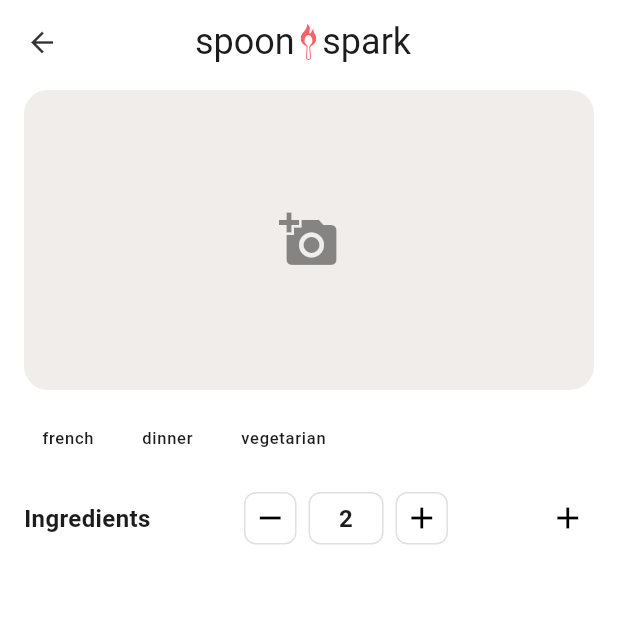
After one commit to clnuding/recipeapp, a Flutter app: the RecipeCreateScreen screen opened by its route, after a tap on the "add a photo" icon, on a phone screen of 412 x 824 dp, the top half of it. The commit adds this screen. Run offline on Flutter 3.47's test engine with Material 3 defaults, Android fonts, the phone set to English and light mode, and no system bars; our stand-ins replace flutter_dotenv, flutter_svg, google_fonts, google_sign_in, icons_plus, image_picker and 2 more; missing offline and left inert: excel, flutter_custom_tabs; accounts and stored records are empty.

Commit message:
Added new recipe creation screen

```diff
--- a/lib/main.dart
+++ b/lib/main.dart
@@ -1,5 +1,6 @@
 import 'package:flutter/material.dart';
 import 'package:recipeapp/screens/main_screen.dart';
+import 'package:recipeapp/screens/recipe_create_screen.dart' as create_recipe;
 import 'package:recipeapp/screens/add_recipe.dart' as add_recipe;
 import 'package:recipeapp/screens/add_ingredient.dart' as add_ingredient;
 import 'package:recipeapp/screens/review_recipe.dart' as review_recipe;
@@ -29,7 +30,7 @@ class MyApp extends StatelessWidget {
         '/signIn': (context) => const SignInScreen(),
         '/signUp': (context) => const SignUpScreen(),
         '/main': (context) => const MainScreen(),
-        '/create_recipe': (context) => const add_recipe.AddRecipePage(),
+        '/create_recipe': (context) => const create_recipe.RecipeCreateScreen(),
         '/addIngredient':
             (context) =>
                 add_ingredient.AddIngredientPage(recipeId: 'dummy_recipe_id'),
--- /dev/null
+++ b/lib/screens/recipe_create_screen.dart
@@ -0,0 +1,138 @@
+import 'dart:io';
+import 'dart:ui';
+
+import 'package:flutter/foundation.dart';
+import 'package:flutter/material.dart';
+import 'package:image_picker/image_picker.dart';
+import 'package:recipeapp/theme/theme.dart';
+import 'package:recipeapp/widgets/ingredients_grid.dart';
+import 'package:recipeapp/widgets/atomics/appbar.dart';
+import 'package:recipeapp/widgets/atomics/tag.dart';
+
+class RecipeCreateScreen extends StatefulWidget {
+  const RecipeCreateScreen({super.key});
+
+  @override
+  _RecipeCreateScreenState createState() => _RecipeCreateScreenState();
+}
+
+class _RecipeCreateScreenState extends State<RecipeCreateScreen> {
+  final List<String> tags = ['french', 'dinner', 'vegetarian'];
+  XFile? _pickedImage;
+
+  Future<void> _pickImage() async {
+    final ImagePicker picker = ImagePicker();
+    final XFile? image = await picker.pickImage(source: ImageSource.gallery);
+    if (image != null) {
+      setState(() {
+        _pickedImage = image;
+      });
+    }
+  }
+
+  @override
+  Widget build(BuildContext context) {
+    final theme = Theme.of(context);
+
+    return Scaffold(
+      appBar: const LogoAppbar(actions: []),
+      body: SafeArea(
+        child: SingleChildScrollView(
+          padding: const EdgeInsets.only(bottom: SpoonSparkTheme.spacingXXL),
+          child: Column(
+            crossAxisAlignment: CrossAxisAlignment.start,
+            children: [
+              // Image or placeholder
+              Padding(
+                padding: const EdgeInsets.symmetric(
+                  horizontal: SpoonSparkTheme.spacingL,
+                  vertical: SpoonSparkTheme.spacingXS,
+                ),
+                child: ClipRRect(
+                  borderRadius: BorderRadius.circular(SpoonSparkTheme.radiusXXL),
+                  child: AspectRatio(
+                    aspectRatio: 1.9,
+                    child: GestureDetector(
+                      onTap: _pickImage,
+                      child: Stack(
+                        children: [
+                          Container(
+                            width: double.infinity,
+                            height: double.infinity,
+                            decoration: BoxDecoration(
+                              color: theme.colorScheme.surfaceBright,
+                              image: (_pickedImage != null && !kIsWeb)
+                                  ? DecorationImage(
+                                      image: FileImage(File(_pickedImage!.path)),
+                                      fit: BoxFit.cover,
+                                    )
+                                  : null,
+                            ),
+                            child: _pickedImage == null
+                                ? Center(
+                                    child: Icon(
+                                      Icons.add_a_photo,
+                                      size: 40,
+                                      color: theme.colorScheme.onSurface.withOpacity(0.5),
+                                    ),
+                                  )
+                                : null,
+                          ),
+                        ],
+                      ),
+                    ),
+                  ),
+                ),
+              ),
+
+              const SizedBox(height: SpoonSparkTheme.spacingL),
+
+              // Tags
+              SizedBox(
+                height: SpoonSparkTheme.spacingXXL,
+                child: ListView.builder(
+                  padding: const EdgeInsets.symmetric(horizontal: SpoonSparkTheme.spacingL),
+                  scrollDirection: Axis.horizontal,
+                  itemCount: tags.length,
+                  itemBuilder: (context, index) {
+                    return ClipRRect(
+                      borderRadius: BorderRadius.circular(SpoonSparkTheme.radiusS),
+                      child: BackdropFilter(
+                        filter: ImageFilter.blur(sigmaX: 10, sigmaY: 10),
+                        child: Container(
+                          decoration: BoxDecoration(
+                            color: theme.colorScheme.onPrimary.withAlpha(80),
+                            borderRadius: BorderRadius.circular(SpoonSparkTheme.radiusXXL),
+                          ),
+                          margin: const EdgeInsets.only(right: SpoonSparkTheme.spacingS),
+                          padding: const EdgeInsets.symmetric(
+                            horizontal: SpoonSparkTheme.spacingM,
+                            vertical: SpoonSparkTheme.spacingXS,
+                          ),
+                          child: Text(
+                            tags[index],
+                            style: theme.textTheme.labelSmall?.copyWith(
+                              color: theme.colorScheme.onSurface,
+                            ),
+                          ),
+                        ),
+                      ),
+                    );
+                  },
+                ),
+              ),
+
+              const SizedBox(height: SpoonSparkTheme.spacingXXL),
+
+              // Ingredients Grid (empty)
+              IngredientsGrid(
+                initialServings: 2,
+                ingredients: [],
+              ),
+            ],
+          ),
+        ),
+      ),
+    );
+  }
+}
--- a/lib/widgets/atomics/tag.dart
+++ b/lib/widgets/atomics/tag.dart
@@ -6,7 +6,7 @@ class Tag extends StatelessWidget {
   final IconData? icon;
   final Color? backgroundColor;
 
-  const Tag({super.key, required this.text, this.icon, this.backgroundColor});
+  const Tag({super.key, required this.text, this.icon, this.backgroundColor, required void Function() onTap});
 
   @override
   Widget build(BuildContext context) {
```
Also changed, not shown: lib/utils/test.dart (renamed from lib/screens/test.dart), lib/utils/upload_ingredients.dart (renamed from lib/screens/upload_ingredients.dart), lib/utils/view_measurements.dart (renamed from lib/screens/view_measurements.dart).
